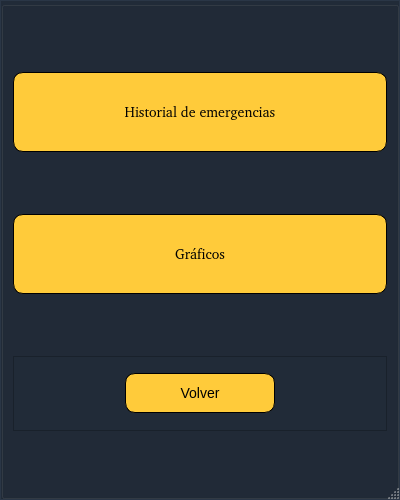
Qt form OnlineRoutingMapper_dialog_base_estadisticas.ui (valetobares11/EmergencyDispatcher) before a commit.
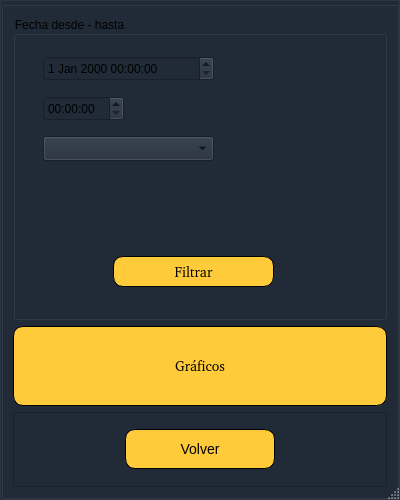
The same form after that commit. Custom widgets are drawn as their Qt base class.

Commit message: Agragado de filtros al front

Diff of the .ui file:
```diff
--- a/OnlineRoutingMapper_dialog_base_estadisticas.ui
+++ b/OnlineRoutingMapper_dialog_base_estadisticas.ui
@@ -98,7 +98,7 @@
       <property name="bottomMargin">
        <number>0</number>
       </property>
-      <item row="0" column="0">
+      <item row="0" column="1">
        <widget class="QGroupBox" name="groupBox">
         <property name="sizePolicy">
          <sizepolicy hsizetype="Fixed" vsizetype="Expanding">
@@ -123,7 +123,130 @@
         </property>
         <layout class="QVBoxLayout" name="verticalLayout">
          <item>
+          <widget class="QGroupBox" name="groupBox_2">
+           <property name="palette">
+            <palette>
+             <active>
+              <colorrole role="Button">
+               <brush brushstyle="SolidPattern">
+                <color alpha="255">
+                 <red>33</red>
+                 <green>43</green>
+                 <blue>56</blue>
+                </color>
+               </brush>
+              </colorrole>
+              <colorrole role="Base">
+               <brush brushstyle="SolidPattern">
+                <color alpha="255">
+                 <red>33</red>
+                 <green>43</green>
+                 <blue>56</blue>
+                </color>
+               </brush>
+              </colorrole>
+              <colorrole role="Window">
+               <brush brushstyle="SolidPattern">
+                <color alpha="255">
+                 <red>33</red>
+                 <green>43</green>
+                 <blue>56</blue>
+                </color>
+               </brush>
+              </colorrole>
+             </active>
+             <inactive>
+              <colorrole role="Button">
+               <brush brushstyle="SolidPattern">
+                <color alpha="255">
+                 <red>33</red>
+                 <green>43</green>
+                 <blue>56</blue>
+                </color>
+               </brush>
+              </colorrole>
+              <colorrole role="Base">
+               <brush brushstyle="SolidPattern">
+                <color alpha="255">
+                 <red>33</red>
+                 <green>43</green>
+                 <blue>56</blue>
+                </color>
+               </brush>
+              </colorrole>
+              <colorrole role="Window">
+               <brush brushstyle="SolidPattern">
+                <color alpha="255">
+                 <red>33</red>
+                 <green>43</green>
+                 <blue>56</blue>
+                </color>
+               </brush>
+              </colorrole>
+             </inactive>
+             <disabled>
+              <colorrole role="Button">
+               <brush brushstyle="SolidPattern">
+                <color alpha="255">
+                 <red>33</red>
+                 <green>43</green>
+                 <blue>56</blue>
+                </color>
+               </brush>
+              </colorrole>
+              <colorrole role="Base">
+               <brush brushstyle="SolidPattern">
+                <color alpha="255">
+                 <red>33</red>
+                 <green>43</green>
+                 <blue>56</blue>
+                </color>
+               </brush>
+              </colorrole>
+              <colorrole role="Window">
+               <brush brushstyle="SolidPattern">
+                <color alpha="255">
+                 <red>33</red>
+                 <green>43</green>
+                 <blue>56</blue>
+                </color>
+               </brush>
+              </colorrole>
+             </disabled>
+            </palette>
+           </property>
+           <property name="title">
+            <string>Fecha desde - hasta</string>
+           </property>
+           <widget class="QgsDateTimeEdit" name="form_fecha">
+            <property name="geometry">
+             <rect>
+              <x>30</x>
+              <y>40</y>
+              <width>171</width>
+              <height>25</height>
+             </rect>
+            </property>
+           </widget>
+           <widget class="QTimeEdit" name="form_hora">
+            <property name="geometry">
+             <rect>
+              <x>30</x>
+              <y>80</y>
+              <width>81</width>
+              <height>25</height>
+             </rect>
+            </property>
+           </widget>
           <widget class="QPushButton" name="btnMapa">
+            <property name="geometry">
+             <rect>
+              <x>100</x>
+              <y>240</y>
+              <width>161</width>
+              <height>31</height>
+             </rect>
+            </property>
            <property name="minimumSize">
             <size>
              <width>0</width>
@@ -155,8 +278,19 @@
 }</string>
            </property>
            <property name="text">
-            <string>Historial de emergencias</string>
-           </property>
+             <string>Filtrar</string>
+            </property>
+           </widget>
+           <widget class="QComboBox" name="comboBox">
+            <property name="geometry">
+             <rect>
+              <x>30</x>
+              <y>120</y>
+              <width>171</width>
+              <height>25</height>
+             </rect>
+            </property>
+           </widget>
           </widget>
          </item>
          <item>
@@ -253,6 +387,13 @@
    </item>
   </layout>
  </widget>
+ <customwidgets>
+  <customwidget>
+   <class>QgsDateTimeEdit</class>
+   <extends>QDateTimeEdit</extends>
+   <header>qgsdatetimeedit.h</header>
+  </customwidget>
+ </customwidgets>
  <tabstops>
   <tabstop>volver_estadistica</tabstop>
   <tabstop>btnMapa</tabstop>
```
Left out of the diff: 1 changed line with no effect on the pictures. Lines whose indentation alone changed are shown as unchanged.
